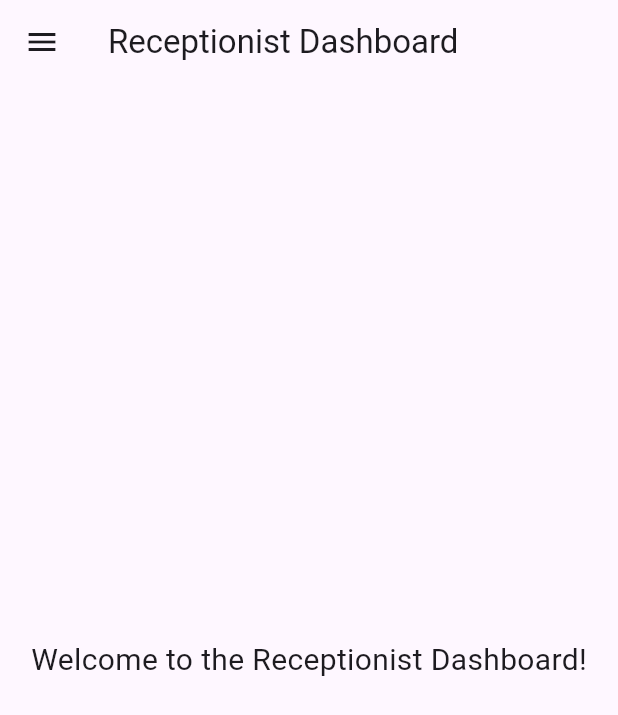
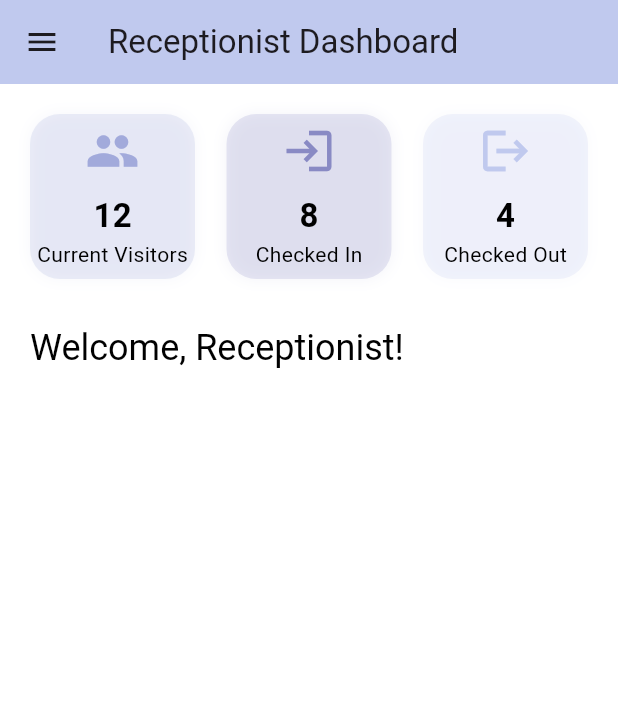
Before and after one commit to prathikshashetty7/vms, a Flutter app: the screen it shows after launch, after a tap on "Go to Receptionist Dashboard", on a phone screen of 412 x 824 dp. Shown: the top 715 px of the screen. Run offline on Flutter 3.47's test engine with Material 3 defaults, Android fonts, the phone set to English and light mode, and no system bars; our stand-ins replace cloud_firestore, firebase_core; accounts and stored records are empty.

Commit message:
Visitor tyftfgv

```diff
--- a/lib/main.dart
+++ b/lib/main.dart
@@ -4,7 +4,11 @@ import 'signin.dart';
 import 'admin/admin_dashboard.dart';
 import 'dept/dept_dashboard.dart';
 import 'host/host_dashboard.dart';
-import 'receptionist/receptionist_dashboard.dart';
+import 'receptionist/dashboard.dart';
+import 'receptionist/host_passes_page.dart';
+import 'receptionist/manual_entry_page.dart';
+import 'receptionist/kiosk_qr_page.dart';
+import 'receptionist/visitor_tracking_page.dart';
 
 void main() async{
   WidgetsFlutterBinding.ensureInitialized();
@@ -48,6 +52,13 @@ class MyApp extends StatelessWidget {
         colorScheme: ColorScheme.fromSeed(seedColor: Colors.deepPurple),
       ),
       home: const MyHomePage(title: 'Flutter Demo Home Page'),
+      routes: {
+        '/receptionist_dashboard': (context) => const ReceptionistDashboard(),
+        '/host_passes': (context) => const HostPassesPage(),
+        '/manual_entry': (context) => const ManualEntryPage(),
+        '/kiosk_qr': (context) => const KioskQRPage(),
+        '/visitor_tracking': (context) => const VisitorTrackingPage(),
+      },
     );
   }
 }
@@ -165,10 +176,7 @@ class _MyHomePageState extends State<MyHomePage> {
             ),
             ElevatedButton(
               onPressed: () {
-                Navigator.push(
-                  context,
-                  MaterialPageRoute(builder: (context) => const ReceptionistDashboard()),
-                );
+                Navigator.pushNamed(context, '/receptionist_dashboard');
               },
               child: const Text('Go to Receptionist Dashboard'),
             ),
--- /dev/null
+++ b/lib/receptionist/dashboard.dart
@@ -0,0 +1,137 @@
+import 'package:flutter/material.dart';
+import '../theme/receptionist_theme.dart';
+import 'widgets/stat_card.dart';
+import '../signin.dart';
+
+class ReceptionistDashboard extends StatelessWidget {
+  const ReceptionistDashboard({Key? key}) : super(key: key);
+
+  @override
+  Widget build(BuildContext context) {
+    return Scaffold(
+      backgroundColor: ReceptionistTheme.background,
+      appBar: AppBar(
+        title: const Text('Receptionist Dashboard'),
+        backgroundColor: ReceptionistTheme.primary,
+        elevation: 0,
+      ),
+      drawer: Drawer(
+        child: Column(
+          children: [
+            Container(
+              color: ReceptionistTheme.primary,
+              width: double.infinity,
+              padding: const EdgeInsets.symmetric(vertical: 32),
+              child: Column(
+                mainAxisAlignment: MainAxisAlignment.center,
+                children: const [
+                  CircleAvatar(
+                    radius: 36,
+                    backgroundColor: ReceptionistTheme.accent,
+                    child: Icon(Icons.person, color: Colors.white, size: 40),
+                  ),
+                  SizedBox(height: 12),
+                  Text('Receptionist', style: TextStyle(color: ReceptionistTheme.text, fontSize: 18, fontWeight: FontWeight.bold)),
+                  SizedBox(height: 4),
+                  Text('receptionist@email.com', style: TextStyle(color: ReceptionistTheme.text, fontSize: 14)),
+                ],
+              ),
+            ),
+            ListTile(
+              leading: const Icon(Icons.dashboard, color: ReceptionistTheme.accent),
+              title: const Text('Dashboard', style: TextStyle(color: ReceptionistTheme.text)),
+              onTap: () {
+                Navigator.pop(context);
+                // Already on dashboard
+              },
+            ),
+            ListTile(
+              leading: const Icon(Icons.vpn_key, color: ReceptionistTheme.accent),
+              title: const Text('Host Passes', style: TextStyle(color: ReceptionistTheme.text)),
+              onTap: () {
+                Navigator.pop(context);
+                Navigator.pushNamed(context, '/host_passes');
+              },
+            ),
+            ListTile(
+              leading: const Icon(Icons.edit, color: ReceptionistTheme.accent),
+              title: const Text('Manual Entry', style: TextStyle(color: ReceptionistTheme.text)),
+              onTap: () {
+                Navigator.pop(context);
+                Navigator.pushNamed(context, '/manual_entry');
+              },
+            ),
+            ListTile(
+              leading: const Icon(Icons.qr_code, color: ReceptionistTheme.accent),
+              title: const Text('Kiosk QR', style: TextStyle(color: ReceptionistTheme.text)),
+              onTap: () {
+                Navigator.pop(context);
+                Navigator.pushNamed(context, '/kiosk_qr');
+              },
+            ),
+            ListTile(
+              leading: const Icon(Icons.track_changes, color: ReceptionistTheme.accent),
+              title: const Text('Visitor Tracking', style: TextStyle(color: ReceptionistTheme.text)),
+              onTap: () {
+                Navigator.pop(context);
+                Navigator.pushNamed(context, '/visitor_tracking');
+              },
+            ),
+            const Spacer(),
+            ListTile(
+              leading: const Icon(Icons.logout, color: Colors.red),
+              title: const Text('Logout', style: TextStyle(color: Colors.red)),
+              onTap: () {
+                Navigator.of(context).pushAndRemoveUntil(
+                  MaterialPageRoute(builder: (context) => const SignInPage()),
+                  (route) => false,
+                );
+              },
+            ),
+            const SizedBox(height: 16),
+          ],
+        ),
+      ),
+      body: Padding(
+        padding: const EdgeInsets.all(20.0),
+        child: Column(
+          crossAxisAlignment: CrossAxisAlignment.start,
+          children: [
+            Row(
+              mainAxisAlignment: MainAxisAlignment.spaceBetween,
+              children: [
+                StatCard(
+                  title: 'Current Visitors',
+                  value: '12',
+                  icon: Icons.people,
+                  color: ReceptionistTheme.secondary,
+                ),
+                StatCard(
+                  title: 'Checked In',
+                  value: '8',
+                  icon: Icons.login,
+                  color: ReceptionistTheme.accent,
+                ),
+                StatCard(
+                  title: 'Checked Out',
+                  value: '4',
+                  icon: Icons.logout,
+                  color: ReceptionistTheme.primary,
+                ),
+              ],
+            ),
+            const SizedBox(height: 30),
+            Text(
+              'Welcome, Receptionist!',
+              style: Theme.of(context).textTheme.headlineSmall?.copyWith(
+                    color: ReceptionistTheme.text,
+                  ),
+            ),
+            const SizedBox(height: 20),
+            // Dashboard is now clean, navigation is in the drawer
+          ],
+        ),
+      ),
+    );
+  }
+}
--- a/lib/receptionist/receptionist_dashboard.dart
+++ /dev/null
@@ -1,58 +0,0 @@
-import 'package:flutter/material.dart';
-import '../logout.dart';
-
-class ReceptionistDashboard extends StatelessWidget {
-  const ReceptionistDashboard({Key? key}) : super(key: key);
-
-  @override
-  Widget build(BuildContext context) {
-    return Scaffold(
-      appBar: AppBar(
-        title: const Text('Receptionist Dashboard'),
-      ),
-      drawer: Drawer(
-        child: ListView(
-          padding: EdgeInsets.zero,
-          children: [
-            const DrawerHeader(
-              decoration: BoxDecoration(
-                color: Colors.orange,
-              ),
-              child: Text(
-                'Receptionist Menu',
-                style: TextStyle(
-                  color: Colors.white,
-                  fontSize: 24,
-                ),
-              ),
-            ),
-            ListTile(
-              leading: const Icon(Icons.people),
-              title: const Text('View Visitors'),
-              onTap: () {
-                Navigator.pop(context);
-                // TODO: Navigate to View Visitors page
-              },
-            ),
-            ListTile(
-              leading: const Icon(Icons.bar_chart),
-              title: const Text('View Report'),
-              onTap: () {
-                Navigator.pop(context);
-                // TODO: Navigate to View Report page
-              },
-            ),
-            const Divider(),
-            const LogoutTile(),
-          ],
-        ),
-      ),
-      body: const Center(
-        child: Text(
-          'Welcome to the Receptionist Dashboard!',
-          style: TextStyle(fontSize: 20),
-        ),
-      ),
-    );
-  }
-}
--- /dev/null
+++ b/lib/receptionist/visitor_tracking_page.dart
@@ -0,0 +1,45 @@
+import 'package:flutter/material.dart';
+import '../theme/receptionist_theme.dart';
+import 'widgets/visitor_card.dart';
+
+class VisitorTrackingPage extends StatelessWidget {
+  const VisitorTrackingPage({Key? key}) : super(key: key);
+
+  @override
+  Widget build(BuildContext context) {
+    // Dummy data for illustration
+    final visitors = [
+      {'name': 'John Doe', 'status': 'Checked In'},
+      {'name': 'Jane Smith', 'status': 'Checked Out'},
+    ];
+    return Scaffold(
+      backgroundColor: ReceptionistTheme.background,
+      appBar: AppBar(
+        title: const Text('Visitor Tracking'),
+        backgroundColor: ReceptionistTheme.primary,
+      ),
+      body: ListView.builder(
+        padding: const EdgeInsets.all(20),
+        itemCount: visitors.length,
+        itemBuilder: (context, index) {
+          final visitor = visitors[index];
+          return VisitorCard(
+            name: visitor['name']!,
+            subtitle: 'Status: ${visitor['status']}',
+            status: visitor['status']!,
+            color: visitor['status'] == 'Checked In'
+                ? ReceptionistTheme.accent
+                : ReceptionistTheme.secondary,
+            showCheckout: visitor['status'] == 'Checked In',
+            onCheckout: () {
+              // TODO: Update Firestore
+              ScaffoldMessenger.of(context).showSnackBar(
+                SnackBar(content: Text('${visitor['name']} checked out!')),
+              );
+            },
+          );
+        },
+      ),
+    );
+  }
+}
--- /dev/null
+++ b/lib/receptionist/widgets/stat_card.dart
@@ -0,0 +1,44 @@
+import 'package:flutter/material.dart';
+import '../../theme/receptionist_theme.dart';
+
+class StatCard extends StatelessWidget {
+  final String title;
+  final String value;
+  final IconData icon;
+  final Color color;
+
+  const StatCard({
+    Key? key,
+    required this.title,
+    required this.value,
+    required this.icon,
+    required this.color,
+  }) : super(key: key);
+
+  @override
+  Widget build(BuildContext context) {
+    return Container(
+      width: 110,
+      height: 110,
+      decoration: BoxDecoration(
+        color: color.withOpacity(0.2),
+        borderRadius: BorderRadius.circular(20),
+        boxShadow: [
+          BoxShadow(
+            color: color.withOpacity(0.1),
+            blurRadius: 8,
+          ),
+        ],
+      ),
+      child: Column(
+        mainAxisAlignment: MainAxisAlignment.center,
+        children: [
+          Icon(icon, size: 36, color: color),
+          const SizedBox(height: 10),
+          Text(value, style: TextStyle(fontSize: 22, fontWeight: FontWeight.bold, color: ReceptionistTheme.text)),
+          Text(title, style: TextStyle(fontSize: 14, color: ReceptionistTheme.text)),
+        ],
+      ),
+    );
+  }
+}
--- /dev/null
+++ b/lib/theme/receptionist_theme.dart
@@ -0,0 +1,9 @@
+import 'package:flutter/material.dart';
+
+class ReceptionistTheme {
+  static const Color background = Colors.white;
+  static const Color primary = Color(0xFFC0C9EE);
+  static const Color secondary = Color(0xFFA2AADB);
+  static const Color accent = Color(0xFF898AC4);
+  static const Color text = Colors.black;
+}
```
Also changed, not shown: lib/receptionist/host_passes_page.dart (added, +38 -0 lines), lib/receptionist/kiosk_qr_page.dart (added, +50 -0 lines), lib/receptionist/manual_entry_page.dart (added, +245 -0 lines), lib/receptionist/widgets/themed_button.dart (added, +51 -0 lines), lib/receptionist/widgets/visitor_card.dart (added, +48 -0 lines).
